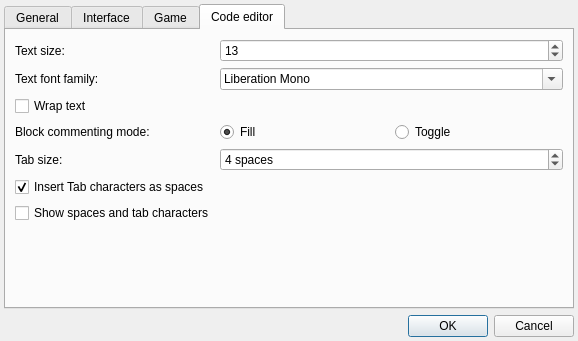
This is src/settingsdialog.ui in IoeCmcomc/MCDatapacker as Qt 5 draws it before an edit. The edited form follows.
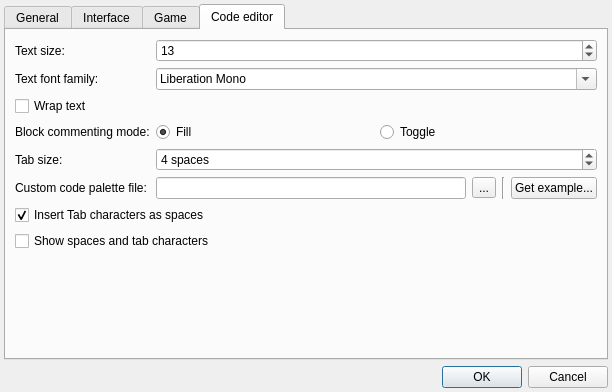
This is the edited form. The open tabs and pages were chosen to show the change.

Commit message:
[New] User-defined code palette are now supported
CodePalette:
- Add `Q_GADGET` to allow the use of `Q_ENUM()`;
- The Role enum is now convertible from value to name and vice versa;
- Add `id` field for future uses.

SettingsDialog:
- Add an option to specify a custom global code palette file path;
- Add an button to export the built-in `default_light` code palette to a
JSON file for reference.

VariantMapFile:
- Add a method to save its `variantMap` to a JSON file.

Diff of the .ui file:
```diff
--- a/src/settingsdialog.ui
+++ b/src/settingsdialog.ui
@@ -6,8 +6,8 @@
    <rect>
     <x>0</x>
     <y>0</y>
-    <width>578</width>
-    <height>341</height>
+    <width>612</width>
+    <height>392</height>
    </rect>
   </property>
   <property name="windowTitle">
@@ -357,24 +357,45 @@
          </property>
         </widget>
        </item>
-       <item row="5" column="0" colspan="2">
-        <widget class="QCheckBox" name="editorTabAsSpacesCheck">
+       <item row="5" column="0">
+        <widget class="QLabel" name="label_11">
          <property name="text">
-          <string>Insert Tab characters as spaces</string>
+          <string>Custom code palette file:</string>
          </property>
-         <property name="checked">
-          <bool>true</bool>
+         <property name="buddy">
+          <cstring>customCodePaletEdit</cstring>
          </property>
         </widget>
        </item>
-       <item row="6" column="0">
-        <widget class="QCheckBox" name="editorShowSpacesCheck">
-         <property name="text">
-          <string>Show spaces and tab characters</string>
-         </property>
-        </widget>
+       <item row="5" column="1">
+        <layout class="QHBoxLayout" name="horizontalLayout">
+         <item>
+          <widget class="QLineEdit" name="customCodePaletEdit"/>
+         </item>
+         <item>
+          <widget class="QToolButton" name="customCodePaletBtn">
+           <property name="text">
+            <string>...</string>
+           </property>
+          </widget>
+         </item>
+         <item>
+          <widget class="Line" name="line">
+           <property name="orientation">
+            <enum>Qt::Vertical</enum>
+           </property>
+          </widget>
+         </item>
+         <item>
+          <widget class="QPushButton" name="customCodePaletSampleBtn">
+           <property name="text">
+            <string>Get example...</string>
+           </property>
+          </widget>
+         </item>
+        </layout>
        </item>
-       <item row="7" column="0" colspan="2">
+       <item row="8" column="0" colspan="2">
         <spacer name="verticalSpacer_2">
          <property name="orientation">
           <enum>Qt::Vertical</enum>
@@ -387,6 +408,23 @@
          </property>
         </spacer>
        </item>
+       <item row="6" column="0" colspan="2">
+        <widget class="QCheckBox" name="editorTabAsSpacesCheck">
+         <property name="text">
+          <string>Insert Tab characters as spaces</string>
+         </property>
+         <property name="checked">
+          <bool>true</bool>
+         </property>
+        </widget>
+       </item>
+       <item row="7" column="0" colspan="2">
+        <widget class="QCheckBox" name="editorShowSpacesCheck">
+         <property name="text">
+          <string>Show spaces and tab characters</string>
+         </property>
+        </widget>
+       </item>
       </layout>
      </widget>
     </widget>
```
Left out of the diff: 9 changed lines with no effect on the pictures. The commit also changes 9 other files.
